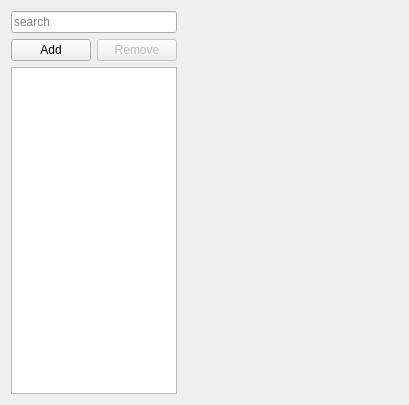
Above: ui/a2widget/a2item_editor.ui from ewerybody/a2 before the change. Below: the same form after it.
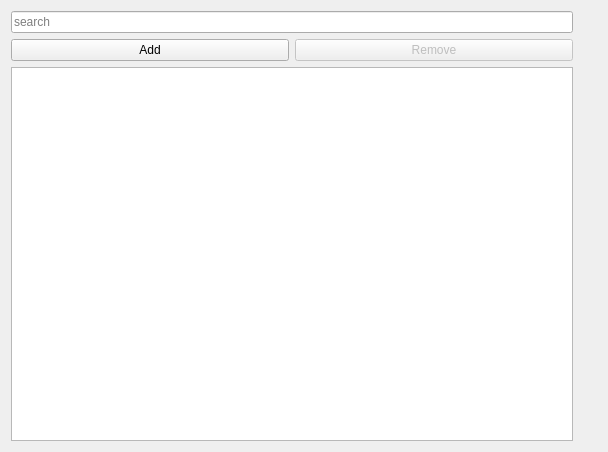
That is the form after the change.

Commit message: wip #103 item editor properly sends change and del signals

```diff
--- a/ui/a2widget/a2item_editor.ui
+++ b/ui/a2widget/a2item_editor.ui
@@ -6,14 +6,20 @@
    <rect>
     <x>0</x>
     <y>0</y>
-    <width>409</width>
-    <height>405</height>
+    <width>608</width>
+    <height>452</height>
    </rect>
   </property>
+  <property name="sizePolicy">
+   <sizepolicy hsizetype="Preferred" vsizetype="Minimum">
+    <horstretch>0</horstretch>
+    <verstretch>0</verstretch>
+   </sizepolicy>
+  </property>
   <property name="windowTitle">
    <string>Form</string>
   </property>
-  <layout class="QHBoxLayout" name="item_editor_layout" stretch="1,3">
+  <layout class="QHBoxLayout" name="item_editor_layout" stretch="0,0">
    <item>
     <layout class="QVBoxLayout" name="verticalLayout">
      <item>
```
The commit also changes 2 other files.
